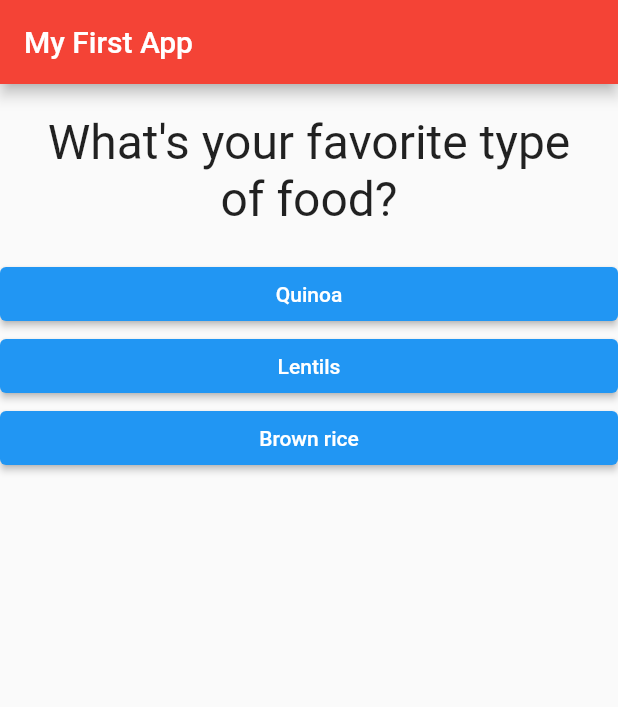
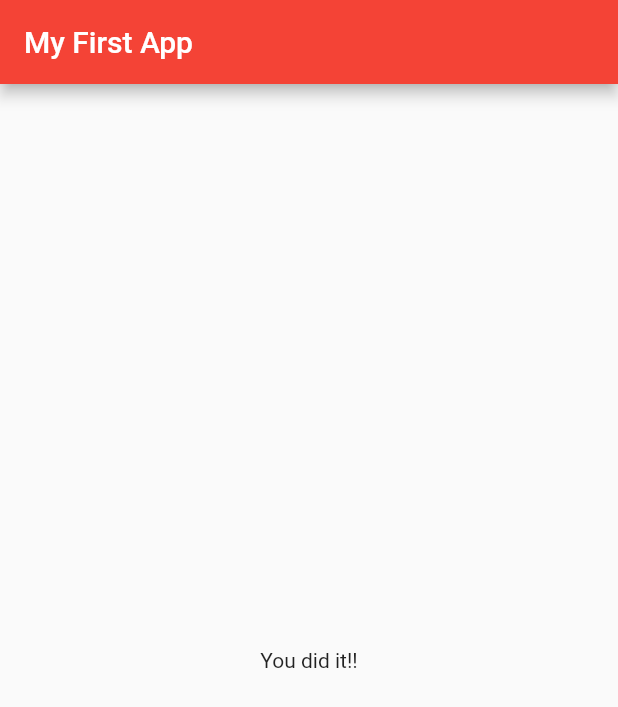
Before and after one commit to philippe-heitzmann/flutter_complete_guide, a Flutter app: the screen it shows after launch, after a tap on "Quinoa", after a tap on "80F", on a phone screen of 412 x 824 dp. Shown: the top 707 px of the screen. Run offline on Flutter 3.47's test engine with Material 2 defaults, Android fonts, the phone set to English and light mode, and no system bars.

Commit message:
updated quiz result widgets

```diff
--- a/lib/main.dart
+++ b/lib/main.dart
@@ -2,6 +2,7 @@ import 'package:flutter/material.dart';
 
 import './question.dart';
 import './answer.dart';
+import './quiz.dart';
 
 // void main() {
 //   runApp(MyApp());
@@ -18,42 +19,44 @@ class MyApp extends StatefulWidget {
 
 class _MyAppState extends State<MyApp> {
   var _questionIndex = 0;
+  final questions = [
+    {
+      'question': 'What\'s your favorite type of food?',
+      'answers': ['Quinoa', 'Lentils', 'Brown rice']
+    },
+    {
+      'question': 'What\'s your favorite temperature for weather?',
+      'answers': ['70F', '80F', '90F']
+    },
+  ];
 
   void _answerQuestion() {
     setState(() {
-      _questionIndex = (_questionIndex < 1) ? 1 : 0;
+      _questionIndex < questions.length
+          ? _questionIndex += 1
+          : _questionIndex = 0;
     });
-    print(_questionIndex);
+    // if (_questionIndex < questions.length) {
+    //   print('True');
+    // } else {
+    //   setState(() {
+    //     _questionIndex = 0;
+    //   });
+    // }
+    // print(_questionIndex);
   }
 
   @override
   Widget build(BuildContext context) {
-    var questions = [
-      {
-        'question': 'What\'s your favorite type of food?',
-        'answers': ['Quinoa', 'Lentils', 'Brown rice']
-      },
-      {
-        'question': 'What\'s your favorite temperature for weather?',
-        'answers': ['70F', '80F', '90F']
-      },
-    ];
     return MaterialApp(
       home: Scaffold(
         appBar: AppBar(
           title: Text("My First App"),
           backgroundColor: Colors.red,
         ),
-        body: Column(
-          children: <Widget>[
-            Question((questions[_questionIndex]['question'] as String)),
-            ...(questions[_questionIndex]['answers'] as List<String>)
-                .map((answer) {
-              return Answer(_answerQuestion, answer);
-            }).toList(),
-            // RaisedButton(onPressed: null, child: Text('Answer 1')),
-          ],
-        ),
+        body: _questionIndex < questions.length
+            ? Quiz(_answerQuestion, questions, _questionIndex)
+            : Center(child: Text('You did it!!')), //,
         // backgroundColor: Colors.black,
       ),
     );
--- /dev/null
+++ b/lib/quiz.dart
@@ -0,0 +1,28 @@
+import 'package:flutter/material.dart';
+import 'package:flutter/src/foundation/key.dart';
+import 'package:flutter/src/widgets/framework.dart';
+
+import './question.dart';
+import './answer.dart';
+
+class Quiz extends StatelessWidget {
+  // const Quiz({Key? key}) : super(key: key);
+  final VoidCallback selectHandler;
+  final questions;
+  final _questionIndex;
+
+  Quiz(this.selectHandler, this.questions, this._questionIndex);
+
+  @override
+  Widget build(BuildContext context) {
+    return Column(
+      children: <Widget>[
+        Question((questions[_questionIndex]['question'] as String)),
+        ...(questions[_questionIndex]['answers'] as List<String>).map((answer) {
+          return Answer(selectHandler, answer);
+        }).toList(),
+        // RaisedButton(onPressed: null, child: Text('Answer 1')),
+      ],
+    );
+  }
+}
```
Also changed, not shown: lib/result.dart (added).
